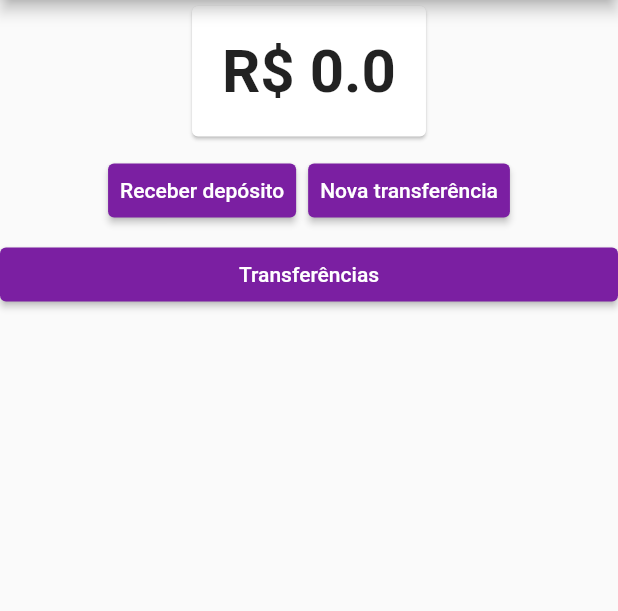
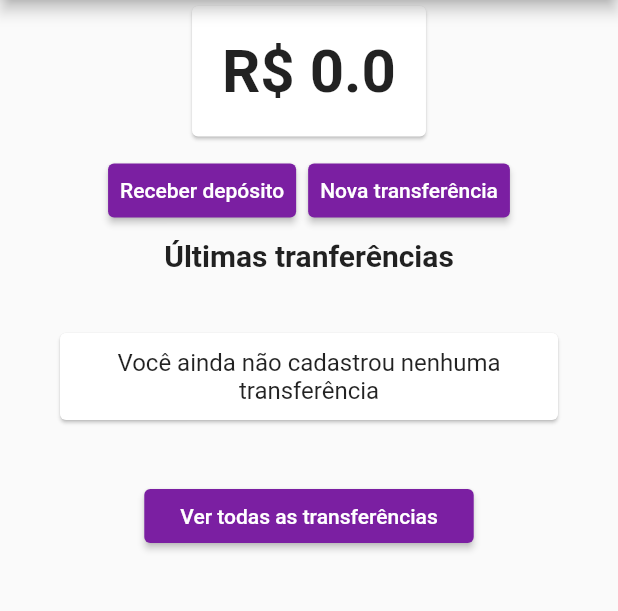
Before and after one commit to MayronSouza/bytebankms, a Flutter app: the screen it shows after launch, on a phone screen of 412 x 824 dp, the part 84-695 px from its top. Run offline on Flutter 3.47's test engine with Material 2 defaults, Android fonts, the phone set to English and light mode, and no system bars.

Commit message:
Finalizando o App corrigindo e validando algumas correcoes

```diff
--- a/lib/screens/dashboard/dashboard.dart
+++ b/lib/screens/dashboard/dashboard.dart
@@ -1,7 +1,7 @@
 import 'package:bytebankms/screens/dashboard/saldo_card.dart';
 import 'package:bytebankms/screens/deposito/formulario.dart';
 import 'package:bytebankms/screens/transferencia/formulario.dart';
-import 'package:bytebankms/screens/transferencia/lista.dart';
+import 'package:bytebankms/screens/transferencia/ultimas.dart';
 import 'package:flutter/material.dart';
 
 class Dashboard extends StatelessWidget {
@@ -48,19 +48,7 @@ class Dashboard extends StatelessWidget {
               ),
             ],
           ),
-          RaisedButton(
-            child: Text('Transferências'),
-            onPressed: () {
-              Navigator.push(
-                context,
-                MaterialPageRoute(
-                  builder: (context) {
-                    return ListaTransferencias();
-                  },
-                ),
-              );
-            },
-          ),
+          UltimasTransferencias(),
         ],
       ),
     );
--- /dev/null
+++ b/lib/screens/transferencia/sem_transferencia.dart
@@ -0,0 +1,20 @@
+import 'package:flutter/material.dart';
+
+class SemTransferenciaCadastrada extends StatelessWidget {
+  @override
+  Widget build(BuildContext context) {
+    return Card(
+      margin: EdgeInsets.all(40.0),
+      child: Padding(
+        padding: EdgeInsets.all(10.0),
+        child: Text(
+          'Você ainda não cadastrou nenhuma transferência',
+          textAlign: TextAlign.center,
+          style: TextStyle(
+            fontSize: 16.0,
+          ),
+        ),
+      ),
+    );
+  }
+}
--- /dev/null
+++ b/lib/screens/transferencia/ultimas.dart
@@ -0,0 +1,63 @@
+import 'package:bytebankms/components/item.dart';
+import 'package:bytebankms/models/transferencias.dart';
+import 'package:bytebankms/screens/transferencia/lista.dart';
+import 'package:bytebankms/screens/transferencia/sem_transferencia.dart';
+import 'package:flutter/material.dart';
+import 'package:provider/provider.dart';
+
+final _titulo = 'Últimas tranferências';
+
+class UltimasTransferencias extends StatelessWidget {
+  @override
+  Widget build(BuildContext context) {
+    return Column(
+      children: <Widget>[
+        Text(
+          _titulo,
+          style: TextStyle(
+            fontWeight: FontWeight.bold,
+            fontSize: 20.0,
+          ),
+        ),
+        Consumer<Transferencias>(builder: (context, transferencias, child) {
+          final _ultimasTransferencias =
+              transferencias.transferencias.reversed.toList();
+          final _quantidade = transferencias.transferencias.length;
+          int tamanho = 2;
+
+          if (_quantidade == 0) {
+            return SemTransferenciaCadastrada();
+          }
+
+          if (_quantidade < 2) {
+            tamanho = _quantidade;
+          }
+
+          return ListView.builder(
+            padding: EdgeInsets.all(8),
+            itemCount: tamanho,
+            shrinkWrap: true,
+            itemBuilder: (context, i) {
+              return ItemTransferencia(
+                _ultimasTransferencias[i],
+              );
+            },
+          );
+        }),
+        RaisedButton(
+          child: Text('Ver todas as transferências'),
+          onPressed: () {
+            Navigator.push(
+              context,
+              MaterialPageRoute(
+                builder: (context) {
+                  return ListaTransferencias();
+                },
+              ),
+            );
+          },
+        ),
+      ],
+    );
+  }
+}
```
